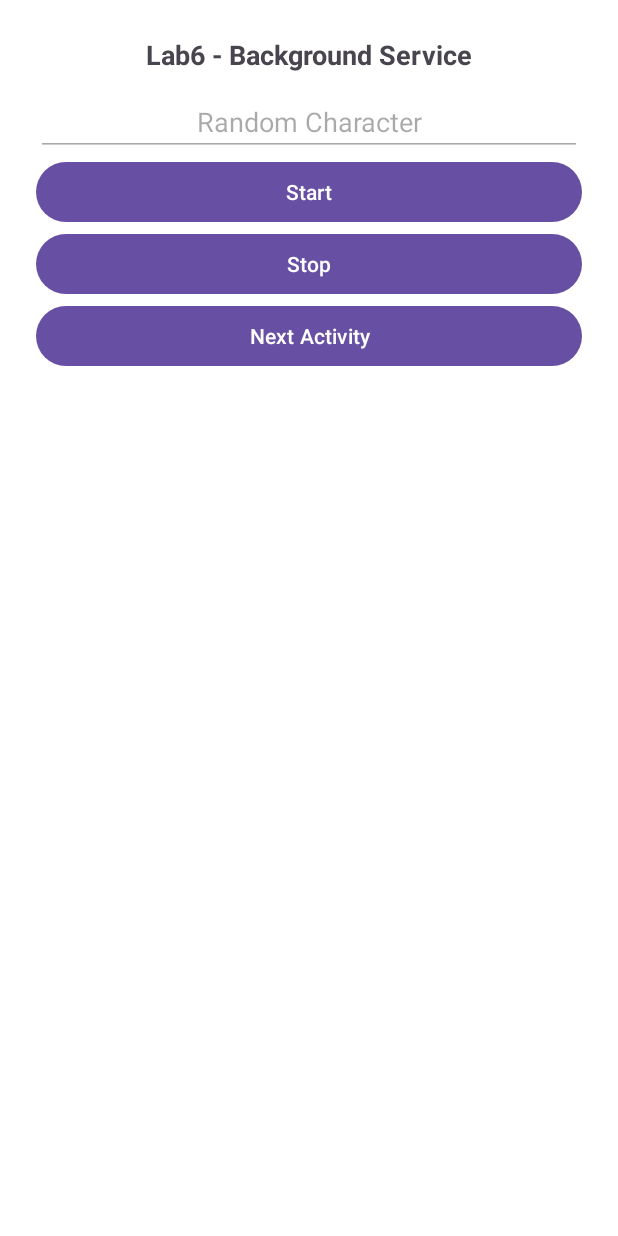
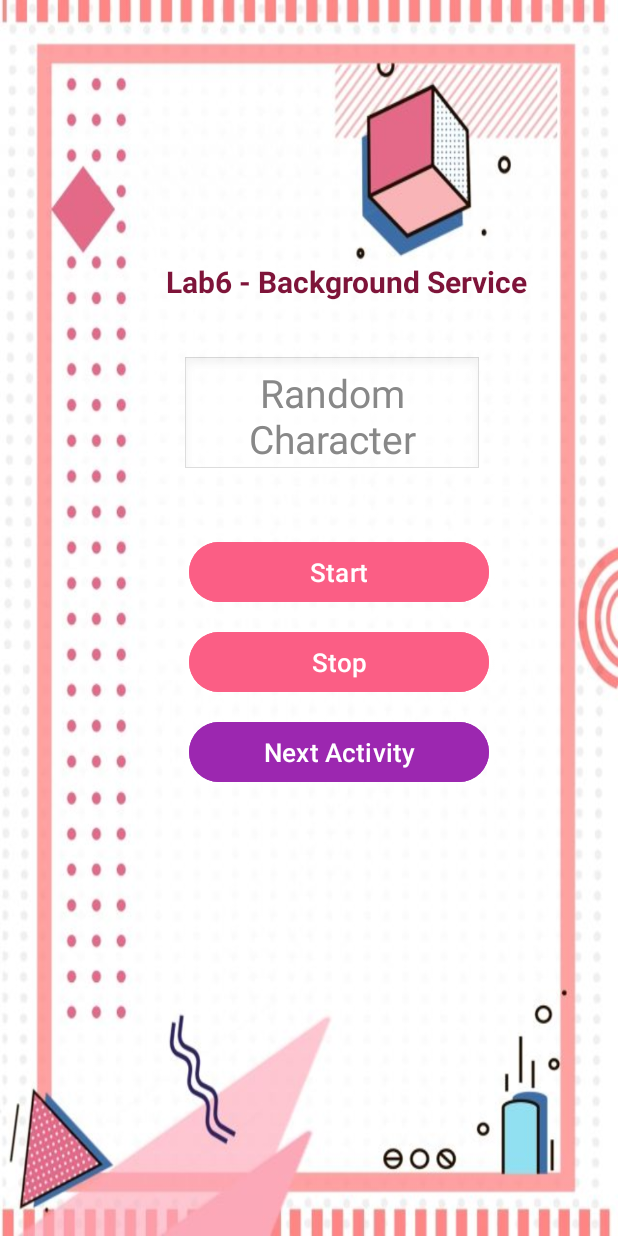
Before and after one commit to Aklima2004/Android-Lab8, an Android app: the screen it shows after launch (MainActivity), on a phone screen of 412 x 824 dp. Run offline under Robolectric (Android 15) with nearby library versions, the phone set to English and light mode, and no system bars.

Commit message:
Improving design and styling of UI elements

```diff
--- a/app/src/main/res/layout/activity_main.xml
+++ b/app/src/main/res/layout/activity_main.xml
@@ -2,41 +2,67 @@
     android:layout_width="match_parent"
     android:layout_height="match_parent"
     android:orientation="vertical"
+    android:gravity="center_horizontal"
     android:padding="24dp"
-    android:background="#FFFFFF">
+    android:background="@drawable/page1">
 
     <TextView
         android:text="Lab6 - Background Service"
-        android:textSize="18sp"
+        android:textSize="20sp"
         android:textStyle="bold"
         android:layout_gravity="center_horizontal"
-        android:paddingBottom="10dp"
+        android:layout_marginBottom="16dp"
+        android:layout_marginTop="150dp"
+        android:layout_marginLeft="25dp"
         android:layout_width="wrap_content"
-        android:layout_height="wrap_content" />
+        android:layout_height="wrap_content"
+        android:textColor="#7E1439"/>
 
+    <!-- Центрированное большое поле для отображения буквы -->
     <EditText
         android:id="@+id/editText_randomCharacter"
-        android:layout_width="match_parent"
-        android:layout_height="wrap_content"
+        android:layout_width="200dp"
+        android:layout_height="80dp"
         android:gravity="center"
+        android:textSize="26sp"
+        android:textColor="#7E1439"
         android:hint="Random Character"
-        android:enabled="false" />
+        android:textColorHint="#888888"
+        android:background="@android:drawable/edit_text"
+        android:enabled="false"
+        android:layout_marginBottom="40dp"
+        android:layout_marginTop="20dp"
+        android:layout_marginLeft="15dp"
+        />
 
+    <!-- Кнопки -->
     <Button
         android:id="@+id/button_start"
         android:text="Start"
-        android:layout_width="match_parent"
-        android:layout_height="wrap_content" />
+        android:textSize="17sp"
+        android:layout_width="200dp"
+        android:layout_height="wrap_content"
+        android:layout_marginBottom="12dp"
+        android:layout_marginLeft="20dp"
+        android:backgroundTint="#FB5E85"/>
 
     <Button
         android:id="@+id/button_stop"
         android:text="Stop"
-        android:layout_width="match_parent"
-        android:layout_height="wrap_content" />
+        android:textSize="17sp"
+        android:layout_width="200dp"
+        android:layout_height="wrap_content"
+        android:layout_marginBottom="12dp"
+        android:layout_marginLeft="20dp"
+        android:backgroundTint="#FB5E85"/>
 
     <Button
         android:id="@+id/button_next"
         android:text="Next Activity"
-        android:layout_width="match_parent"
-        android:layout_height="wrap_content" />
+        android:textSize="17sp"
+        android:layout_width="200dp"
+        android:layout_height="wrap_content"
+        android:layout_marginLeft="20dp"
+        android:backgroundTint="#9C27B0"/>
+
 </LinearLayout>
```
Also changed, not shown: app/src/main/res/layout/activity_second.xml (+16 -9 lines), app/src/main/res/drawable/music_note.png, app/src/main/res/drawable/page1.png (added), app/src/main/res/drawable/page2.png (added).
